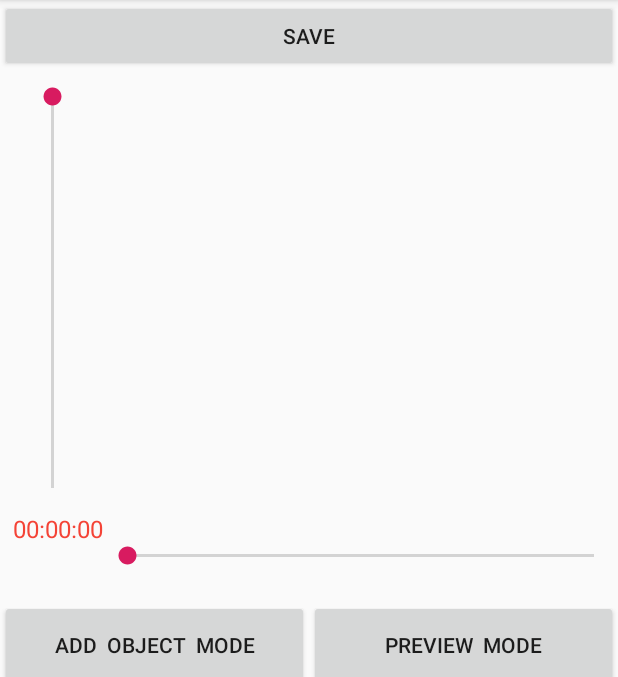
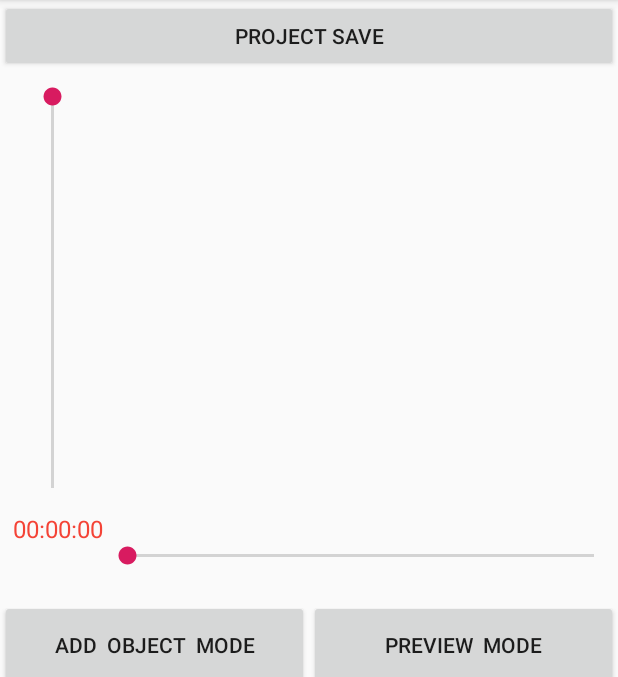
Before and after one commit to hajison223/formation, an Android app: the EditActivity screen opened directly, with no data from a screen before it, on a phone screen of 412 x 824 dp, the part 84-761 px from its top. Run offline under Robolectric (Android 15) with nearby library versions, the phone set to English and light mode, and no system bars; libraries missing offline, so code that uses them is left out: android.support.constraint; 3 statements that could not run were skipped.

Commit message:
プロジェクトセーブ機能

```diff
--- a/app/src/main/java/com/lifeistech/formation/EditActivity.java
+++ b/app/src/main/java/com/lifeistech/formation/EditActivity.java
@@ -472,7 +472,9 @@ public class EditActivity extends AppCompatActivity {
     public void saveProject(View v) {
         ObjectStrage.save(dancers, "project_name");
         finish();
-    }
+        Intent intent0 = new Intent(this,StartActivity.class);
+        startActivity(intent0);
+    }//プロジェクトのセーブをする
 
 
 }
--- a/app/src/main/res/layout/activity_edit.xml
+++ b/app/src/main/res/layout/activity_edit.xml
@@ -21,7 +21,7 @@
             android:layout_width="match_parent"
             android:layout_height="wrap_content"
             android:onClick="saveProject"
-            android:text="save" />
+            android:text="Project Save" />
 
         <LinearLayout
             android:layout_width="match_parent"
```
